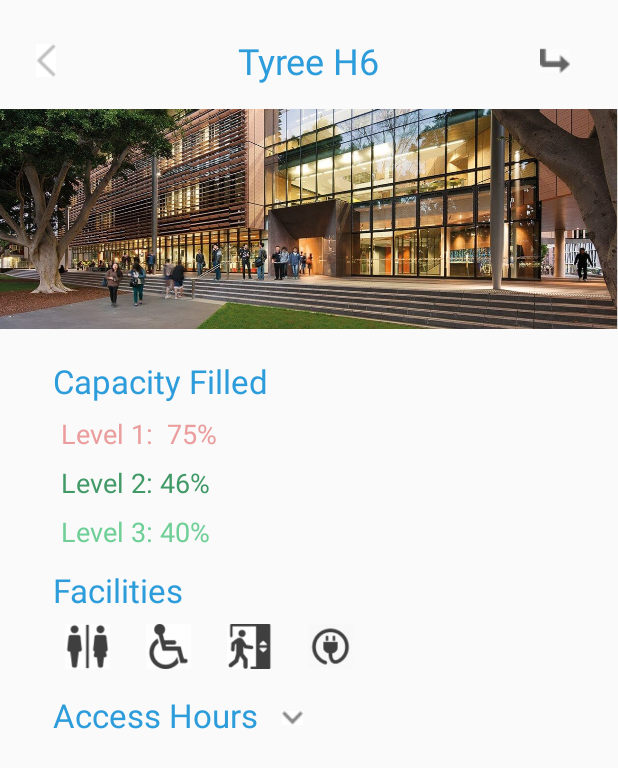
After one commit to vs6063/Atlas, an Android app: the BuildingActivity screen opened directly, with no data from a screen before it, on a phone screen of 412 x 824 dp. The commit adds this screen. Shown: the top 768 px of the screen. Run offline under Robolectric (Android 15) with nearby library versions, the phone set to English and light mode, and no system bars.

Commit message:
added button to tyree

```diff
--- a/app/src/main/AndroidManifest.xml
+++ b/app/src/main/AndroidManifest.xml
@@ -26,7 +26,8 @@
                 android:resource="@xml/searchable" />
         </activity>
         <activity android:name=".SpaceActivity" />
-        <activity android:name=".FacilityActivity"></activity>
+        <activity android:name=".FacilityActivity" />
+        <activity android:name=".BuildingActivity"></activity>
     </application>
 
 </manifest>
--- /dev/null
+++ b/app/src/main/java/com/team4/atlas/BuildingActivity.java
@@ -0,0 +1,13 @@
+package com.team4.atlas;
+
+import android.support.v7.app.AppCompatActivity;
+import android.os.Bundle;
+
+public class BuildingActivity extends AppCompatActivity {
+
+    @Override
+    protected void onCreate(Bundle savedInstanceState) {
+        super.onCreate(savedInstanceState);
+        setContentView(R.layout.activity_building);
+    }
+}
--- a/app/src/main/java/com/team4/atlas/MainActivity.java
+++ b/app/src/main/java/com/team4/atlas/MainActivity.java
@@ -7,6 +7,7 @@ import android.support.v7.app.AppCompatActivity;
 import android.os.Bundle;
 import android.support.v7.widget.Toolbar;
 import android.view.View;
+import android.widget.Button;
 import android.widget.ImageButton;
 
 public class MainActivity extends AppCompatActivity {
@@ -30,8 +31,8 @@ public class MainActivity extends AppCompatActivity {
         spaceButton.bringToFront();
         spaceButton.setOnClickListener(new View.OnClickListener(){
             public void onClick(View v) {
-                Intent intent = new Intent(MainActivity.this, SpaceActivity.class);
-                startActivity(intent);
+            Intent intent = new Intent(MainActivity.this, SpaceActivity.class);
+            startActivity(intent);
             }
         });
 
@@ -39,7 +40,15 @@ public class MainActivity extends AppCompatActivity {
         facilityButton.bringToFront();
         facilityButton.setOnClickListener(new View.OnClickListener(){
             public void onClick(View v) {
-                Intent intent = new Intent(MainActivity.this, FacilityActivity.class);
+            Intent intent = new Intent(MainActivity.this, FacilityActivity.class);
+            startActivity(intent);
+            }
+        });
+
+        Button tyreeButton = (Button) findViewById(R.id.tyree_button);
+        tyreeButton.setOnClickListener(new View.OnClickListener(){
+            public void onClick(View v) {
+                Intent intent = new Intent(MainActivity.this, BuildingActivity.class);
                 startActivity(intent);
             }
         });
--- /dev/null
+++ b/app/src/main/res/layout/activity_building.xml
@@ -0,0 +1,174 @@
+<?xml version="1.0" encoding="utf-8"?>
+<android.support.constraint.ConstraintLayout xmlns:android="http://schemas.android.com/apk/res/android"
+    xmlns:app="http://schemas.android.com/apk/res-auto"
+    xmlns:tools="http://schemas.android.com/tools"
+    android:layout_width="match_parent"
+    android:layout_height="match_parent"
+    tools:context="com.team4.atlas.BuildingActivity">
+
+    <TextView
+        android:id="@+id/textView5"
+        android:layout_width="wrap_content"
+        android:layout_height="wrap_content"
+        android:layout_marginTop="24dp"
+        android:text="Tyree H6"
+        android:textColor="#2D9CDB"
+        android:textSize="24sp"
+        app:layout_constraintEnd_toEndOf="parent"
+        app:layout_constraintStart_toStartOf="parent"
+        app:layout_constraintTop_toTopOf="parent" />
+
+    <ImageButton
+        android:id="@+id/imageButton3"
+        android:layout_width="wrap_content"
+        android:layout_height="wrap_content"
+        android:layout_marginBottom="8dp"
+        android:layout_marginStart="24dp"
+        android:layout_marginTop="8dp"
+        android:background="#0000"
+        app:layout_constraintBottom_toBottomOf="@+id/textView5"
+        app:layout_constraintStart_toStartOf="parent"
+        app:layout_constraintTop_toTopOf="@+id/textView5"
+        app:srcCompat="@drawable/back" />
+
+    <ImageButton
+        android:id="@+id/imageButton4"
+        android:layout_width="wrap_content"
+        android:layout_height="wrap_content"
+        android:layout_marginEnd="32dp"
+        android:background="#0000"
+        app:layout_constraintBottom_toBottomOf="@+id/textView5"
+        app:layout_constraintEnd_toEndOf="parent"
+        app:layout_constraintTop_toTopOf="@+id/textView5"
+        app:srcCompat="@drawable/directions" />
+
+    <ImageView
+        android:id="@+id/imageView"
+        android:layout_width="wrap_content"
+        android:layout_height="wrap_content"
+        android:layout_marginTop="16dp"
+        android:adjustViewBounds="true"
+        app:layout_constraintEnd_toEndOf="parent"
+        app:layout_constraintHorizontal_bias="0.0"
+        app:layout_constraintStart_toStartOf="parent"
+        app:layout_constraintTop_toBottomOf="@+id/textView5"
+        app:srcCompat="@drawable/tyree_short" />
+
+    <TextView
+        android:id="@+id/textView6"
+        android:layout_width="wrap_content"
+        android:layout_height="wrap_content"
+        android:layout_marginStart="35dp"
+        android:layout_marginTop="20dp"
+        android:text="Capacity Filled"
+        android:textColor="#2D9CDB"
+        android:textSize="22sp"
+        app:layout_constraintStart_toStartOf="parent"
+        app:layout_constraintTop_toBottomOf="@+id/imageView" />
+
+    <TextView
+        android:id="@+id/textView7"
+        android:layout_width="wrap_content"
+        android:layout_height="wrap_content"
+        android:layout_marginStart="5dp"
+        android:layout_marginTop="8dp"
+        android:text="Level 1:  75%"
+        android:textColor="#EB9D9D "
+        android:textSize="18sp"
+        app:layout_constraintStart_toStartOf="@+id/textView6"
+        app:layout_constraintTop_toBottomOf="@+id/textView6" />
+
+    <TextView
+        android:id="@+id/textView8"
+        android:layout_width="wrap_content"
+        android:layout_height="wrap_content"
+        android:layout_marginTop="8dp"
+        android:text="Level 2: 46%"
+        android:textColor="#409966 "
+        android:textSize="18sp"
+        app:layout_constraintStart_toStartOf="@+id/textView7"
+        app:layout_constraintTop_toBottomOf="@+id/textView7" />
+
+    <TextView
+        android:id="@+id/textView9"
+        android:layout_width="wrap_content"
+        android:layout_height="wrap_content"
+        android:layout_marginTop="8dp"
+        android:text="Level 3: 40%"
+        android:textColor="#6FCF97 "
+        android:textSize="18sp"
+        app:layout_constraintStart_toStartOf="@+id/textView8"
+        app:layout_constraintTop_toBottomOf="@+id/textView8" />
+
+    <TextView
+        android:id="@+id/textView10"
+        android:layout_width="wrap_content"
+        android:layout_height="wrap_content"
+        android:layout_marginStart="35dp"
+        android:layout_marginTop="12dp"
+        android:text="Facilities"
+        android:textColor="#2D9CDB "
+        android:textSize="22sp"
+        app:layout_constraintStart_toStartOf="parent"
+        app:layout_constraintTop_toBottomOf="@+id/textView9" />
+
+    <ImageView
+        android:id="@+id/imageView2"
+        android:layout_width="30dp"
+        android:layout_height="30dp"
+        android:layout_marginStart="8dp"
+        android:layout_marginTop="8dp"
+        app:layout_constraintStart_toStartOf="@+id/textView10"
+        app:layout_constraintTop_toBottomOf="@+id/textView10"
+        app:srcCompat="@drawable/toilet_icon" />
+
+    <ImageView
+        android:id="@+id/imageView3"
+        android:layout_width="30dp"
+        android:layout_height="30dp"
+        android:layout_marginStart="24dp"
+        app:layout_constraintStart_toEndOf="@+id/imageView2"
+        app:layout_constraintTop_toTopOf="@+id/imageView2"
+        app:srcCompat="@drawable/wheelchair_icon" />
+
+    <ImageView
+        android:id="@+id/imageView4"
+        android:layout_width="30dp"
+        android:layout_height="30dp"
+        android:layout_marginStart="24dp"
+        app:layout_constraintStart_toEndOf="@+id/imageView3"
+        app:layout_constraintTop_toTopOf="@+id/imageView3"
+        app:srcCompat="@drawable/lift_icon" />
+
+    <ImageView
+        android:id="@+id/imageView5"
+        android:layout_width="30dp"
+        android:layout_height="30dp"
+        android:layout_marginStart="24dp"
+        app:layout_constraintStart_toEndOf="@+id/imageView4"
+        app:layout_constraintTop_toTopOf="@+id/imageView4"
+        app:srcCompat="@drawable/powerplug_icon" />
+
+    <TextView
+        android:id="@+id/textView11"
+        android:layout_width="wrap_content"
+        android:layout_height="wrap_content"
+        android:layout_marginStart="35dp"
+        android:layout_marginTop="16dp"
+        android:text="Access Hours"
+        android:textColor="#2D9CDB "
+        android:textSize="22sp"
+        app:layout_constraintStart_toStartOf="parent"
+        app:layout_constraintTop_toBottomOf="@+id/imageView2" />
+
+    <ImageView
+        android:id="@+id/imageView6"
+        android:layout_width="wrap_content"
+        android:layout_height="wrap_content"
+        android:layout_marginStart="16dp"
+        android:layout_marginTop="4dp"
+        app:layout_constraintBottom_toBottomOf="@+id/textView11"
+        app:layout_constraintStart_toEndOf="@+id/textView11"
+        app:layout_constraintTop_toTopOf="@+id/textView11"
+        app:srcCompat="@drawable/expand" />
+</android.support.constraint.ConstraintLayout>
--- a/app/src/main/res/layout/activity_main.xml
+++ b/app/src/main/res/layout/activity_main.xml
@@ -121,27 +121,38 @@
         app:layout_constraintTop_toBottomOf="@+id/toolbar"
         android:fillViewport="true" >
 
-        <LinearLayout
+        <android.support.constraint.ConstraintLayout
             android:layout_width="wrap_content"
-            android:layout_height="wrap_content" >
+            android:layout_height="match_parent">
 
             <ScrollView
                 android:layout_width="match_parent"
                 android:layout_height="match_parent"
                 android:fillViewport="true" >
 
-                <LinearLayout
+                <android.support.constraint.ConstraintLayout
                     android:layout_width="wrap_content"
-                    android:layout_height="wrap_content" >
+                    android:layout_height="match_parent">
+
+                    <Button
+                        android:id="@+id/tyree_button"
+                        android:layout_width="106dp"
+                        android:layout_height="88dp"
+                        android:layout_marginStart="290dp"
+                        android:layout_marginTop="430dp"
+                        android:text="Button"
+                        android:alpha="0"
+                        app:layout_constraintStart_toStartOf="@+id/unsw_map"
+                        app:layout_constraintTop_toTopOf="@+id/unsw_map" />
 
                     <ImageView
-                        android:id="@+id/imageView"
+                        android:id="@+id/unsw_map"
                         android:layout_width="wrap_content"
                         android:layout_height="wrap_content"
-                        fab:srcCompat="@drawable/unsw_map_compressed" />
-                </LinearLayout>
+                        android:src="@drawable/unsw_map_compressed" />
+                </android.support.constraint.ConstraintLayout>
             </ScrollView>
-        </LinearLayout>
+        </android.support.constraint.ConstraintLayout>
     </HorizontalScrollView>
 
 </android.support.constraint.ConstraintLayout>
```
Also changed, not shown: app/src/main/res/drawable/directions.png (added), app/src/main/res/drawable/expand.png (added), app/src/main/res/drawable/tyree.png (added), app/src/main/res/drawable/tyree_short.png (added).
